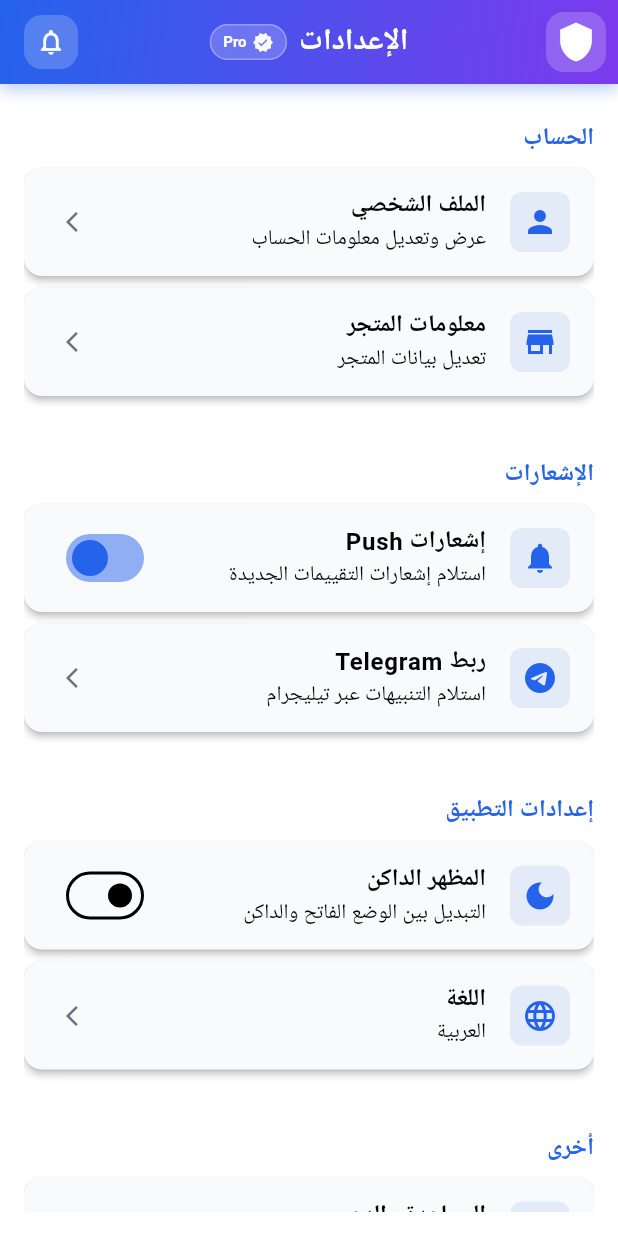
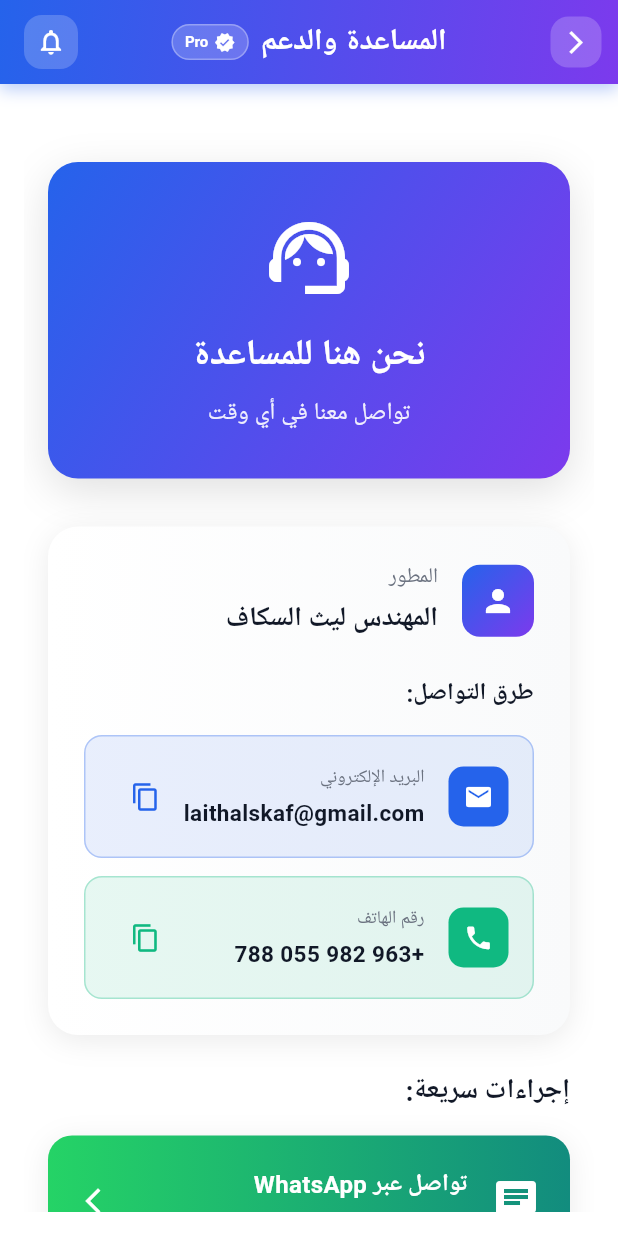
Before and after one commit to laith-alskaf/reputation-guardian, a Flutter app: the SettingsPage screen opened directly, after a tap on "المساعدة والدعم", on a phone screen of 412 x 824 dp. Run offline on Flutter 3.47's test engine with Material 3 defaults, Android fonts, the phone set to English and light mode, and no system bars; our stand-ins replace dartz, dio, equatable, fl_chart, flutter_bloc, flutter_secure_storage and 4 more; accounts and stored records are empty; Roboto replaces fonts that are missing (Cairo).

Commit message:
feat: add settings, support, login, and about pages

```diff
--- a/app/lib/features/auth/presentation/pages/login_page.dart
+++ b/app/lib/features/auth/presentation/pages/login_page.dart
@@ -57,8 +57,6 @@ class _LoginPageState extends State<LoginPage>
 
   @override
   Widget build(BuildContext context) {
-    final size = MediaQuery.of(context).size;
-
     return Scaffold(
       body: BlocConsumer<AuthBloc, AuthState>(
         listener: (context, state) {
--- a/app/lib/features/dashboard/presentation/pages/settings_page.dart
+++ b/app/lib/features/dashboard/presentation/pages/settings_page.dart
@@ -1,4 +1,6 @@
 import 'package:flutter/material.dart';
+import 'package:reputation_guardian/features/dashboard/presentation/pages/about_page.dart';
+import 'package:reputation_guardian/features/dashboard/presentation/pages/support_page.dart';
 import 'package:url_launcher/url_launcher.dart';
 import '../../../../core/di/injection_container.dart';
 import '../../../../core/theme/app_theme.dart';
@@ -143,14 +145,24 @@ class _SettingsPageState extends State<SettingsPage> {
             icon: Icons.help_outline,
             title: 'المساعدة والدعم',
             subtitle: 'الحصول على مساعدة',
-            onTap: () {},
+            onTap: () {
+              Navigator.push(
+                context,
+                MaterialPageRoute(builder: (context) => const SupportPage()),
+              );
+            },
           ),
           _buildSettingTile(
             context,
             icon: Icons.info_outline,
             title: 'حول التطبيق',
             subtitle: 'الإصدار 1.0.0',
-            onTap: () {},
+            onTap: () {
+              Navigator.push(
+                context,
+                MaterialPageRoute(builder: (context) => const AboutPage()),
+              );
+            },
           ),
           _buildSettingTile(
             context,
--- /dev/null
+++ b/app/lib/features/dashboard/presentation/pages/support_page.dart
@@ -0,0 +1,413 @@
+import 'package:flutter/material.dart';
+import 'package:flutter/services.dart';
+import 'package:url_launcher/url_launcher.dart';
+import '../../../../core/theme/app_theme.dart';
+import '../../../../core/utils/app_animations.dart';
+import '../../../../core/utils/app_snackbar.dart';
+import '../../../../core/widgets/responsive_scaffold.dart';
+import '../../../../core/utils/responsive.dart';
+
+class SupportPage extends StatelessWidget {
+  const SupportPage({super.key});
+
+  Future<void> _launchEmail() async {
+    final Uri emailUri = Uri(
+      scheme: 'mailto',
+      path: 'laithalskaf@gmail.com',
+      query: 'subject=حارس السمعة - استفسار',
+    );
+
+    if (await canLaunchUrl(emailUri)) {
+      await launchUrl(emailUri);
+    }
+  }
+
+  Future<void> _launchPhone() async {
+    final Uri phoneUri = Uri(scheme: 'tel', path: '+963982055788');
+
+    if (await canLaunchUrl(phoneUri)) {
+      await launchUrl(phoneUri);
+    }
+  }
+
+  Future<void> _launchWhatsApp(BuildContext context) async {
+    final Uri whatsappUri = Uri.parse(
+      'https://wa.me/963982055788?text=مرحباً، لدي استفسار حول تطبيق حارس السمعة',
+    );
+
+    if (await canLaunchUrl(whatsappUri)) {
+      await launchUrl(whatsappUri, mode: LaunchMode.externalApplication);
+    } else {
+      if (context.mounted) {
+        AppSnackbar.showError(context, 'تعذر فتح WhatsApp');
+      }
+    }
+  }
+
+  void _copyToClipboard(BuildContext context, String text, String label) {
+    Clipboard.setData(ClipboardData(text: text));
+    AppSnackbar.showSuccess(context, 'تم نسخ $label');
+  }
+
+  @override
+  Widget build(BuildContext context) {
+    return ResponsiveScaffold(
+      title: 'المساعدة والدعم',
+      showBackButton: true,
+      body: SingleChildScrollView(
+        padding: EdgeInsets.all(ResponsiveSpacing.medium(context)),
+        child: Column(
+          crossAxisAlignment: CrossAxisAlignment.stretch,
+          children: [
+            const SizedBox(height: 20),
+
+            // Header
+            AppAnimations.scaleIn(
+              child: Container(
+                padding: const EdgeInsets.all(32),
+                decoration: BoxDecoration(
+                  gradient: AppColors.primaryGradient,
+                  borderRadius: BorderRadius.circular(20),
+                  boxShadow: AppColors.elevatedShadow,
+                ),
+                child: Column(
+                  children: [
+                    const Icon(
+                      Icons.support_agent,
+                      size: 64,
+                      color: Colors.white,
+                    ),
+                    const SizedBox(height: 16),
+                    const Text(
+                      'نحن هنا للمساعدة',
+                      style: TextStyle(
+                        fontSize: 24,
+                        fontWeight: FontWeight.bold,
+                        color: Colors.white,
+                      ),
+                      textAlign: TextAlign.center,
+                    ),
+                    const SizedBox(height: 8),
+                    Text(
+                      'تواصل معنا في أي وقت',
+                      style: TextStyle(
+                        fontSize: 16,
+                        color: Colors.white.withOpacity(0.9),
+                      ),
+                      textAlign: TextAlign.center,
+                    ),
+                  ],
+                ),
+              ),
+            ),
+            const SizedBox(height: 32),
+
+            // Contact Developer Card
+            AppAnimations.fadeSlideIn(
+              delay: const Duration(milliseconds: 100),
+              child: Container(
+                padding: const EdgeInsets.all(24),
+                decoration: BoxDecoration(
+                  gradient: LinearGradient(
+                    colors: [Colors.white, AppColors.surface],
+                  ),
+                  borderRadius: BorderRadius.circular(20),
+                  boxShadow: AppColors.cardShadow,
+                ),
+                child: Column(
+                  crossAxisAlignment: CrossAxisAlignment.start,
+                  children: [
+                    Row(
+                      children: [
+                        Container(
+                          padding: const EdgeInsets.all(12),
+                          decoration: BoxDecoration(
+                            gradient: AppColors.primaryGradient,
+                            borderRadius: BorderRadius.circular(12),
+                          ),
+                          child: const Icon(
+                            Icons.person,
+                            color: Colors.white,
+                            size: 24,
+                          ),
+                        ),
+                        const SizedBox(width: 16),
+                        const Expanded(
+                          child: Column(
+                            crossAxisAlignment: CrossAxisAlignment.start,
+                            children: [
+                              Text(
+                                'المطور',
+                                style: TextStyle(
+                                  fontSize: 14,
+                                  color: AppColors.textSecondary,
+                                ),
+                              ),
+                              SizedBox(height: 4),
+                              Text(
+                                'المهندس ليث السكاف',
+                                style: TextStyle(
+                                  fontSize: 18,
+                                  fontWeight: FontWeight.bold,
+                                ),
+                              ),
+                            ],
+                          ),
+                        ),
+                      ],
+                    ),
+                    const SizedBox(height: 24),
+                    const Text(
+                      'طرق التواصل:',
+                      style: TextStyle(
+                        fontSize: 16,
+                        fontWeight: FontWeight.bold,
+                      ),
+                    ),
+                    const SizedBox(height: 16),
+
+                    // Email
+                    _buildContactItem(
+                      context: context,
+                      icon: Icons.email,
+                      title: 'البريد الإلكتروني',
+                      value: 'laithalskaf@gmail.com',
+                      color: AppColors.primary,
+                      onTap: _launchEmail,
+                      onCopy: () => _copyToClipboard(
+                        context,
+                        'laithalskaf@gmail.com',
+                        'البريد الإلكتروني',
+                      ),
+                    ),
+                    const SizedBox(height: 12),
+
+                    // Phone
+                    _buildContactItem(
+                      context: context,
+                      icon: Icons.phone,
+                      title: 'رقم الهاتف',
+                      value: '+963 982 055 788',
+                      color: AppColors.positive,
+                      onTap: _launchPhone,
+                      onCopy: () => _copyToClipboard(
+                        context,
+                        '+963982055788',
+                        'رقم الهاتف',
+                      ),
+                    ),
+                  ],
+                ),
+              ),
+            ),
+            const SizedBox(height: 24),
+
+            // Quick Actions
+            AppAnimations.fadeSlideIn(
+              delay: const Duration(milliseconds: 200),
+              child: Column(
+                crossAxisAlignment: CrossAxisAlignment.stretch,
+                children: [
+                  const Text(
+                    'إجراءات سريعة:',
+                    style: TextStyle(fontSize: 18, fontWeight: FontWeight.bold),
+                  ),
+                  const SizedBox(height: 16),
+
+                  // WhatsApp Button
+                  _buildActionButton(
+                    context: context,
+                    icon: Icons.chat,
+                    title: 'تواصل عبر WhatsApp',
+                    subtitle: 'رد سريع ومباشر',
+                    gradient: LinearGradient(
+                      colors: [Color(0xFF25D366), Color(0xFF128C7E)],
+                    ),
+                    onTap: () => _launchWhatsApp(context),
+                  ),
+                  const SizedBox(height: 12),
+
+                  // Email Button
+                  _buildActionButton(
+                    context: context,
+                    icon: Icons.mail_outline,
+                    title: 'إرسال بريد إلكتروني',
+                    subtitle: 'للاستفسارات التفصيلية',
+                    gradient: AppColors.primaryGradient,
+                    onTap: _launchEmail,
+                  ),
+                  const SizedBox(height: 12),
+
+                  // Call Button
+                  _buildActionButton(
+                    context: context,
+                    icon: Icons.phone_in_talk,
+                    title: 'اتصال هاتفي',
+                    subtitle: 'للحالات العاجلة',
+                    gradient: AppColors.successGradient,
+                    onTap: _launchPhone,
+                  ),
+                ],
+              ),
+            ),
+            const SizedBox(height: 32),
+
+            // FAQ Section
+            AppAnimations.fadeSlideIn(
+              delay: const Duration(milliseconds: 300),
+              child: Container(
+                padding: const EdgeInsets.all(24),
+                decoration: BoxDecoration(
+                  color: AppColors.info.withOpacity(0.1),
+                  borderRadius: BorderRadius.circular(16),
+                  border: Border.all(
+                    color: AppColors.info.withOpacity(0.3),
+                    width: 2,
+                  ),
+                ),
+                child: Column(
+                  crossAxisAlignment: CrossAxisAlignment.start,
+                  children: [
+                    Row(
+                      children: [
+                        Icon(Icons.help_outline, color: AppColors.info),
+                        const SizedBox(width: 12),
+                        const Text(
+                          'نصيحة',
+                          style: TextStyle(
+                            fontSize: 16,
+                            fontWeight: FontWeight.bold,
+                          ),
+                        ),
+                      ],
+                    ),
+                    const SizedBox(height: 12),
+                    const Text(
+                      'للحصول على أفضل خدمة، يرجى تضمين معلومات واضحة عن المشكلة أو الاستفسار عند التواصل معنا.',
+                      style: TextStyle(fontSize: 14, height: 1.5),
+                    ),
+                  ],
+                ),
+              ),
+            ),
+          ],
+        ),
+      ),
+    );
+  }
+
+  Widget _buildContactItem({
+    required BuildContext context,
+    required IconData icon,
+    required String title,
+    required String value,
+    required Color color,
+    required VoidCallback onTap,
+    required VoidCallback onCopy,
+  }) {
+    return InkWell(
+      onTap: onTap,
+      borderRadius: BorderRadius.circular(12),
+      child: Container(
+        padding: const EdgeInsets.all(16),
+        decoration: BoxDecoration(
+          color: color.withOpacity(0.1),
+          borderRadius: BorderRadius.circular(12),
+          border: Border.all(color: color.withOpacity(0.3)),
+        ),
+        child: Row(
+          children: [
+            Container(
+              padding: const EdgeInsets.all(10),
+              decoration: BoxDecoration(
+                color: color,
+                borderRadius: BorderRadius.circular(10),
+              ),
+              child: Icon(icon, color: Colors.white, size: 20),
+            ),
+            const SizedBox(width: 16),
+            Expanded(
+              child: Column(
+                crossAxisAlignment: CrossAxisAlignment.start,
+                children: [
+                  Text(
+                    title,
+                    style: const TextStyle(
+                      fontSize: 12,
+                      color: AppColors.textSecondary,
+                    ),
+                  ),
+                  const SizedBox(height: 4),
+                  Text(
+                    value,
+                    style: const TextStyle(
+                      fontSize: 15,
+                      fontWeight: FontWeight.w600,
+                    ),
+                  ),
+                ],
+              ),
+            ),
+            IconButton(
+              icon: const Icon(Icons.copy, size: 20),
+              onPressed: onCopy,
+              color: color,
+            ),
+          ],
+        ),
+      ),
+    );
+  }
+
+  Widget _buildActionButton({
+    required BuildContext context,
+    required IconData icon,
+    required String title,
+    required String subtitle,
+    required Gradient gradient,
+    required VoidCallback onTap,
+  }) {
+    return InkWell(
+      onTap: onTap,
+      borderRadius: BorderRadius.circular(16),
+      child: Container(
+        padding: const EdgeInsets.all(20),
+        decoration: BoxDecoration(
+          gradient: gradient,
+          borderRadius: BorderRadius.circular(16),
+          boxShadow: AppColors.cardShadow,
+        ),
+        child: Row(
+          children: [
+            Icon(icon, color: Colors.white, size: 32),
+            const SizedBox(width: 16),
+            Expanded(
+              child: Column(
+                crossAxisAlignment: CrossAxisAlignment.start,
+                children: [
+                  Text(
+                    title,
+                    style: const TextStyle(
+                      fontSize: 16,
+                      fontWeight: FontWeight.bold,
+                      color: Colors.white,
+                    ),
+                  ),
+                  const SizedBox(height: 4),
+                  Text(
+                    subtitle,
+                    style: TextStyle(
+                      fontSize: 13,
+                      color: Colors.white.withOpacity(0.9),
+                    ),
+                  ),
+                ],
+              ),
+            ),
+            const Icon(Icons.arrow_forward_ios, color: Colors.white, size: 20),
+          ],
+        ),
+      ),
+    );
+  }
+}
```
Also changed, not shown: app/lib/features/dashboard/presentation/pages/about_page.dart (added, +280 -0 lines).
